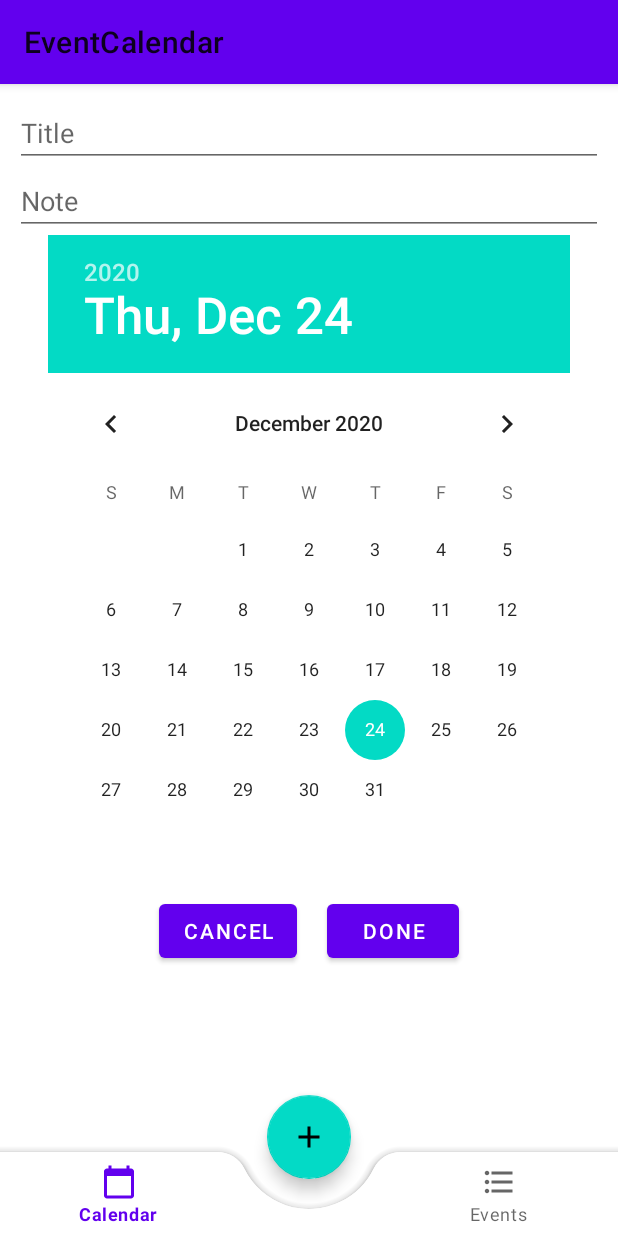
After one commit to eamorozova/OOP_Calendar, an Android app: the fragment AddEvent placed in its activity, on a phone screen of 412 x 824 dp. The commit adds this screen. Run offline under Robolectric (Android 15) with nearby library versions, the phone set to English and light mode, and no system bars.

Commit message:
some changes added

```diff
--- a/app/build.gradle
+++ b/app/build.gradle
@@ -35,4 +35,6 @@ dependencies {
     androidTestImplementation 'androidx.test.espresso:espresso-core:3.2.0'
 
     implementation 'com.google.android.material:material:1.2.1'
+
+    implementation 'com.google.code.gson:gson:2.8.6'
 }
--- /dev/null
+++ b/app/src/main/java/com/example/eventcalendar/AddEvent.kt
@@ -0,0 +1,38 @@
+package com.example.eventcalendar
+
+import android.os.Bundle
+import android.view.View
+import androidx.fragment.app.Fragment
+import kotlinx.android.synthetic.main.fragment_add_event.*
+
+class AddEvent: Fragment(R.layout.fragment_add_event) {
+
+    lateinit var communicator: Communicator
+
+    override fun onViewCreated(view: View, savedInstanceState: Bundle?) {
+        super.onViewCreated(view, savedInstanceState)
+
+        submit()
+
+//        communicator = activity as Communicator
+//
+//        val title = title_text.text.toString()
+//        val notes = note_text.text.toString()
+//
+//        val date = "${date_picker.dayOfMonth}.${date_picker.month + 1}.${date_picker.year}"
+//
+//        communicator.sendEvent(title, notes, date)
+    }
+
+    fun submit() {
+        done_button.setOnClickListener {
+            communicator = activity as Communicator
+            val title = title_text.text.toString()
+            val notes = note_text.text.toString()
+
+            val date = "${date_picker.dayOfMonth}.${date_picker.month + 1}.${date_picker.year}"
+            communicator.sendEvent(title, date, notes)
+        }
+    }
+
+}
--- a/app/src/main/java/com/example/eventcalendar/Communicator.kt
+++ b/app/src/main/java/com/example/eventcalendar/Communicator.kt
@@ -1,5 +1,9 @@
 package com.example.eventcalendar
 
 interface Communicator {
+
     fun sendInput(string: String)
+
+    fun sendEvent(title: String, date: String, note: String)
+
 }
--- a/app/src/main/java/com/example/eventcalendar/EventItem.kt
+++ b/app/src/main/java/com/example/eventcalendar/EventItem.kt
@@ -1,7 +1,7 @@
 package com.example.eventcalendar
 
-data class EventItem(val title: String, val date: String, val description: String?) {
+data class EventItem(val title: String, val date: String, val notes: String?) {
     override fun toString(): String {
-        return "$title ($description)"
+        return "$title ($notes)"
     }
 }
--- /dev/null
+++ b/app/src/main/res/layout/fragment_add_event.xml
@@ -0,0 +1,52 @@
+<?xml version="1.0" encoding="utf-8"?>
+<ScrollView
+        xmlns:android="http://schemas.android.com/apk/res/android"
+        android:layout_width="match_parent"
+        android:layout_height="match_parent"
+        android:padding="10dp"
+        android:layout_gravity="center">
+    <LinearLayout
+            android:layout_width="match_parent"
+            android:layout_height="wrap_content"
+            android:orientation="vertical">
+        <EditText
+                android:id="@+id/title_text"
+                android:hint="Title"
+                android:layout_width="match_parent"
+                android:layout_height="wrap_content"/>
+
+        <EditText
+                android:id="@+id/note_text"
+                android:hint="Note"
+                android:inputType="textMultiLine"
+                android:layout_width="match_parent"
+                android:layout_height="wrap_content"/>
+
+        <DatePicker
+                android:id="@+id/date_picker"
+                android:layout_width="wrap_content"
+                android:layout_height="wrap_content"
+                android:layout_gravity="center"/>
+
+        <LinearLayout
+                android:layout_width="match_parent"
+                android:layout_height="wrap_content"
+                android:orientation="horizontal"
+                android:gravity="center">
+            <Button
+                    android:id="@+id/cancel_button"
+                    android:text="@string/cancel"
+                    android:layout_width="wrap_content"
+                    android:layout_height="wrap_content"
+                    android:layout_margin="10dp"/>
+            <Button
+                    android:id="@+id/done_button"
+                    android:text="@string/done"
+                    android:layout_width="wrap_content"
+                    android:layout_height="wrap_content"
+                    android:layout_margin="10dp"/>
+        </LinearLayout>
+
+
+    </LinearLayout>
+</ScrollView>
--- a/app/src/main/res/values/strings.xml
+++ b/app/src/main/res/values/strings.xml
@@ -1,3 +1,5 @@
 <resources>
     <string name="app_name">EventCalendar</string>
+    <string name="cancel">Cancel</string>
+    <string name="done">Done</string>
 </resources>
```
Also changed, not shown: app/src/main/java/com/example/eventcalendar/EventsRecyclerView.kt (+12 -3 lines), app/src/main/java/com/example/eventcalendar/EventsRecyclerViewAdapter.kt (+3 -4 lines), app/src/main/java/com/example/eventcalendar/MainActivity.kt (+20 -7 lines).
